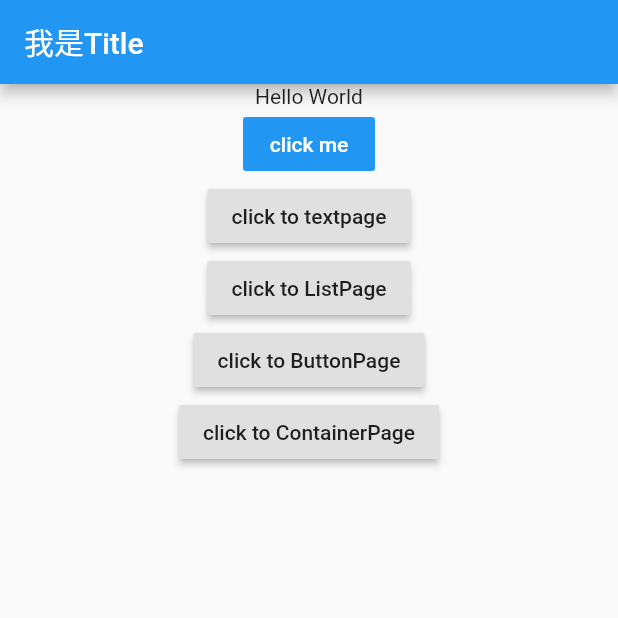
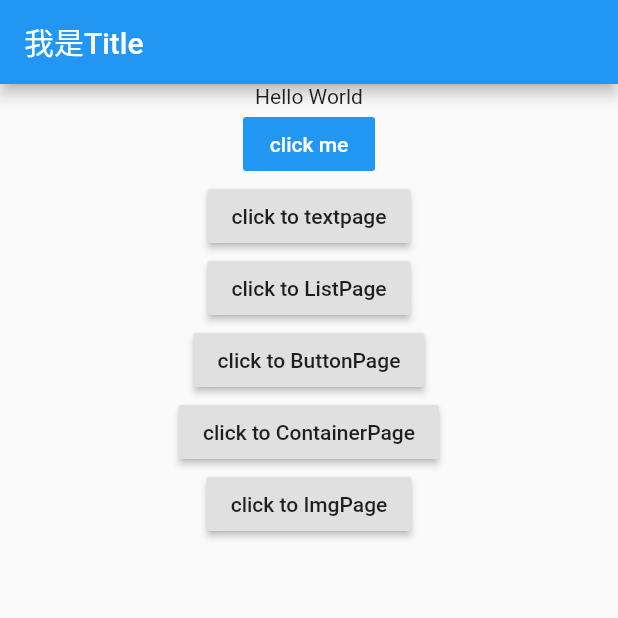
Before and after one commit to scalerone/flutter-demo, a Flutter app: the screen it shows after launch, on a phone screen of 412 x 824 dp, the top half of it. Run offline on Flutter 3.47's test engine with Material 2 defaults, Android fonts, the phone set to English and light mode, and no system bars.

Commit message:
加载本地和网络图片

```diff
--- a/lib/main.dart
+++ b/lib/main.dart
@@ -5,6 +5,7 @@ import 'page2.dart';
 import 'detailpage.dart';
 import 'btn.dart';
 import 'contain.dart';
+import 'img.dart';
 
 void main() => runApp(MyApp());
 
@@ -21,6 +22,7 @@ class MyApp extends StatelessWidget {
         "DetailPage":(context)=> DetailPage(), //增加详情页的路由配置
         "btn":(context)=> new ButtonPage(),
         "con":(context)=> new ContainerPage(),
+        "img":(context)=> new ImgPage(),
       },
       home: MyHomePage(),
     );
@@ -89,6 +91,12 @@ class MyHomePageState extends State<MyHomePage>{
                     Navigator.pushNamed(context, "con");
                   }
                   ,),
+                RaisedButton(
+                  child: Text('click to ImgPage'),
+                  onPressed: (){
+                    Navigator.pushNamed(context, "img");
+                  }
+                  ,),
               ],),
               )
         );
```
Also changed, not shown: lib/img.dart (added, +31 -0 lines), pubspec.yaml (+4 -3 lines), images/img.jpg (added).
